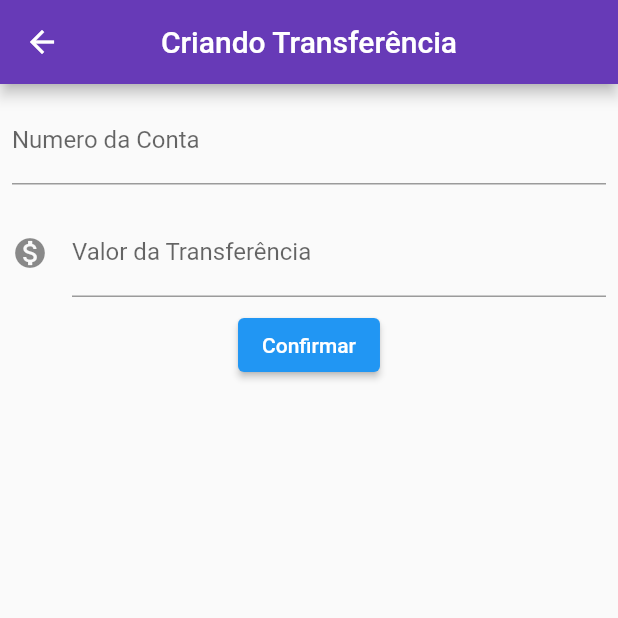
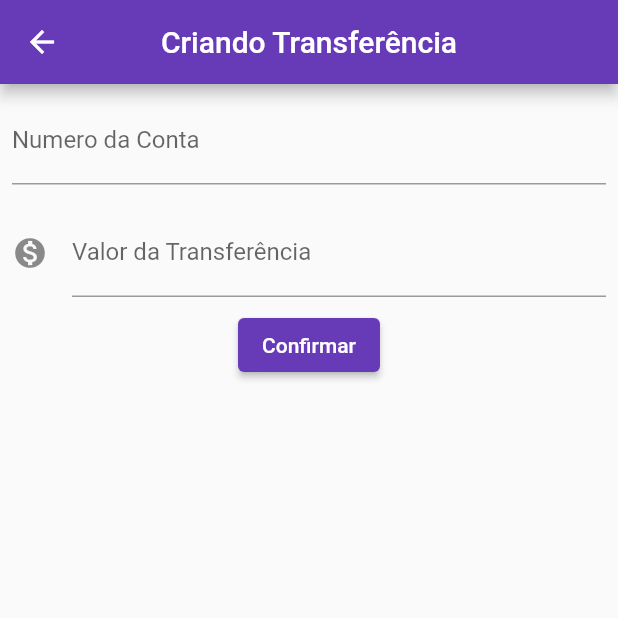
Before and after one commit to luks-rossato/First-Flutter-App, a Flutter app: the screen it shows after launch, after a tap on the "add" icon, on a phone screen of 412 x 824 dp, the top half of it. Run offline on Flutter 3.47's test engine with Material 2 defaults, Android fonts, the phone set to English and light mode, and no system bars.

Commit message:
applying color scheme to the app

```diff
--- a/bytebank/lib/main.dart
+++ b/bytebank/lib/main.dart
@@ -6,30 +6,36 @@ void main() => runApp(ByteBankApp());
 class ByteBankApp extends StatelessWidget {
   Widget build(BuildContext context) {
     return MaterialApp(
+      theme: ThemeData(
+          colorScheme: ColorScheme.fromSwatch(
+            primarySwatch: Colors.deepPurple,
+          ).copyWith(secondary: Colors.purpleAccent[700]),
+          buttonTheme: ButtonThemeData(
+            buttonColor: Colors.purpleAccent[700],
+            textTheme: ButtonTextTheme.primary,
+          )),
       home: ListaTransferencia(),
     );
   }
 }
 
 class FormularioTransferencia extends StatefulWidget {
-
   @override
   State<StatefulWidget> createState() {
     return FormularioTransferenciaState();
   }
 }
 
-class FormularioTransferenciaState extends State<FormularioTransferencia>
-{
+class FormularioTransferenciaState extends State<FormularioTransferencia> {
   final TextEditingController _controladorCampoNumeroConta =
-  TextEditingController();
+      TextEditingController();
   final TextEditingController _controladorCampoValor = TextEditingController();
 
   Widget build(BuildContext context) {
     return Scaffold(
         appBar: AppBar(
           title: Text('Criando Transferência'),
-          backgroundColor: Colors.deepPurple,
+          //backgroundColor: Colors.deepPurple,
           centerTitle: true,
         ),
         body: SingleChildScrollView(
@@ -90,10 +96,10 @@ class Editor extends StatelessWidget {
           icon: icone != null ? Icon(icone) : null,
           hintText: dica,
           labelText: rotulo,
-          fillColor: Colors.deepPurple,
+          //fillColor: Colors.deepPurple,
         ),
         keyboardType: TextInputType.number,
-        cursorColor: Colors.deepPurple,
+        //cursorColor: Colors.deepPurple,
       ),
     );
   }
@@ -113,7 +119,7 @@ class ListaTransferenciaState extends State<ListaTransferencia> {
     return Scaffold(
       appBar: AppBar(
         title: Text('Transferências'),
-        backgroundColor: Colors.deepPurple,
+        // backgroundColor: Colors.deepPurple,
         centerTitle: true,
       ),
       body: ListView.builder(
@@ -124,7 +130,7 @@ class ListaTransferenciaState extends State<ListaTransferencia> {
         },
       ),
       floatingActionButton: FloatingActionButton(
-        backgroundColor: Colors.deepPurple,
+        // backgroundColor: Colors.deepPurple,
         splashColor: Colors.grey,
         child: Icon(Icons.add),
         onPressed: () {
@@ -137,7 +143,6 @@ class ListaTransferenciaState extends State<ListaTransferencia> {
               setState(() {
                 widget._transferencias.add(transferenciaRecebida);
               });
-
             }
           });
         },
```
